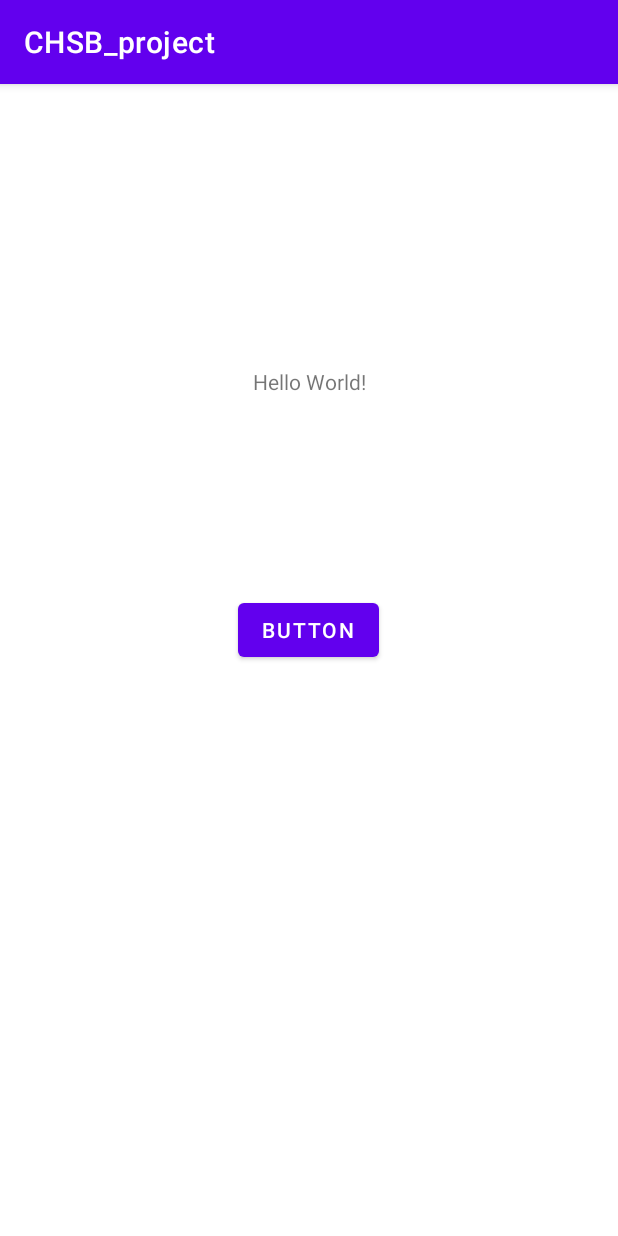
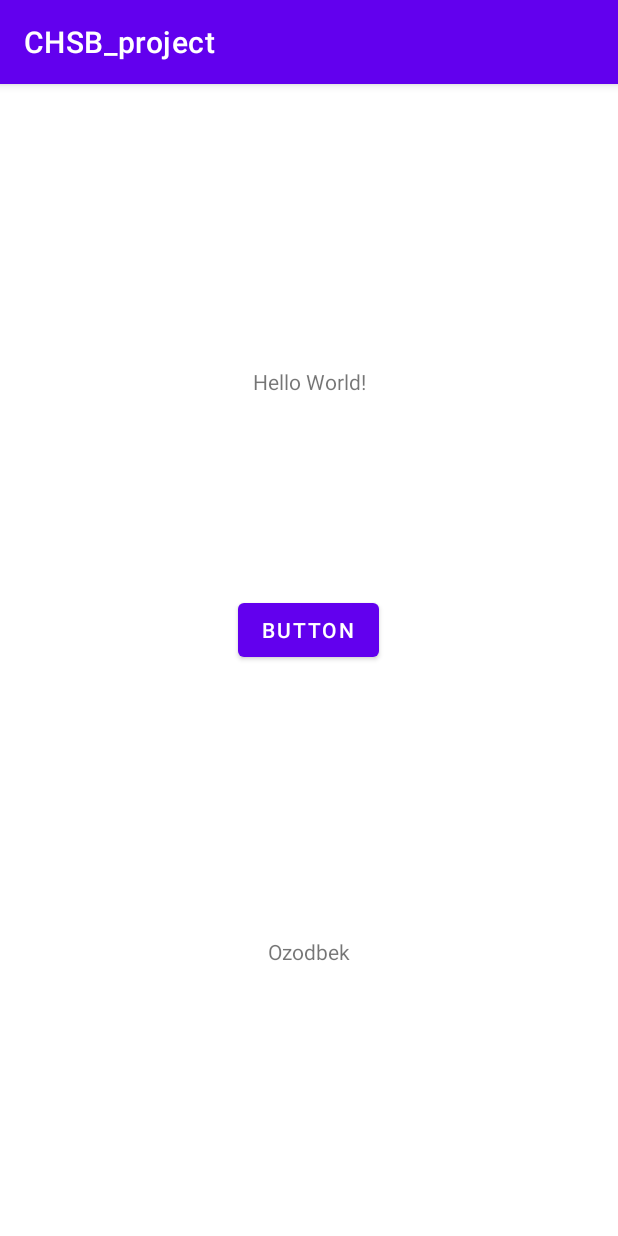
Before and after one commit to GroupITschool/CHSB_project, an Android app: the screen it shows after launch (MainActivity), on a phone screen of 412 x 824 dp. Run offline under Robolectric (Android 15) with nearby library versions, the phone set to English and light mode, and no system bars.

Commit message:
add textView OZODBEk

```diff
--- a/app/src/main/res/layout/activity_main.xml
+++ b/app/src/main/res/layout/activity_main.xml
@@ -37,4 +37,14 @@
         app:layout_constraintHorizontal_bias="0.498"
         app:layout_constraintStart_toStartOf="parent" />
 
+    <TextView
+        android:id="@+id/textView"
+        android:layout_width="wrap_content"
+        android:layout_height="wrap_content"
+        android:text="Ozodbek"
+        app:layout_constraintBottom_toBottomOf="parent"
+        app:layout_constraintEnd_toEndOf="parent"
+        app:layout_constraintStart_toStartOf="parent"
+        app:layout_constraintTop_toBottomOf="@+id/button" />
+
 </androidx.constraintlayout.widget.ConstraintLayout>
```
